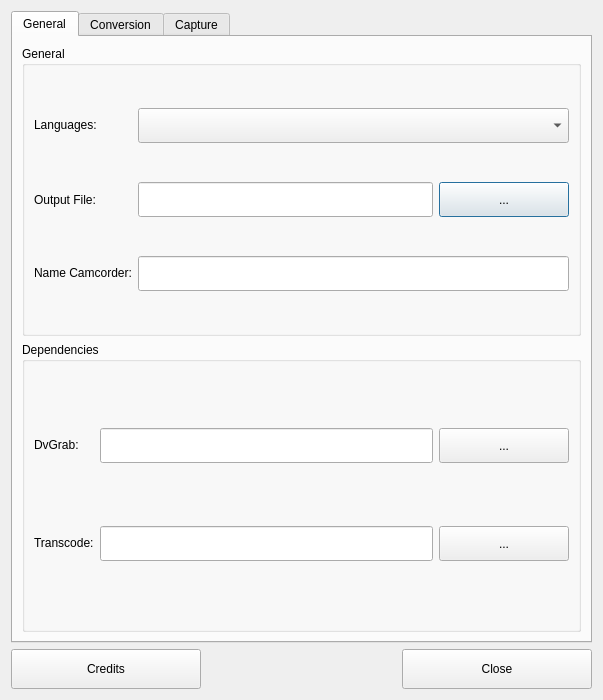
Old version of the form qdvgrab/ui/preferences.ui in the repository olielvewen/QDvGrab.
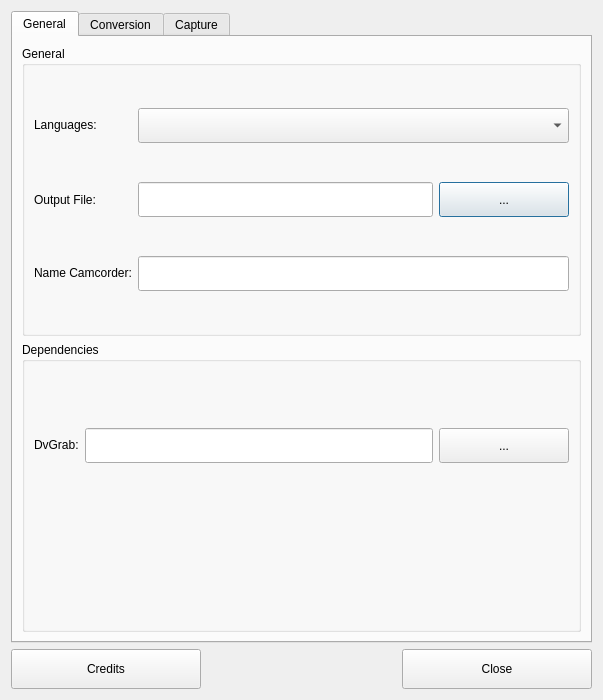
New version of the form. Icons and pictures are not drawn.

Commit message: remove the transcode code and the ui part - bug #20

The edit to the form file:
```diff
--- a/qdvgrab/ui/preferences.ui
+++ b/qdvgrab/ui/preferences.ui
@@ -145,22 +145,6 @@
             <property name="enabled">
              <bool>true</bool>
             </property>
-            <property name="text">
-             <string>&lt;html&gt;&lt;head/&gt;&lt;body&gt;&lt;p&gt;Transcode:&lt;/p&gt;&lt;/body&gt;&lt;/html&gt;</string>
-            </property>
-           </widget>
-          </item>
-          <item row="1" column="1">
-           <widget class="QLineEdit" name="lnetranscode">
-            <property name="enabled">
-             <bool>true</bool>
-            </property>
-            <property name="minimumSize">
-             <size>
-              <width>230</width>
-              <height>35</height>
-             </size>
-            </property>
            </widget>
           </item>
           <item row="1" column="2">
@@ -171,8 +155,11 @@
               <height>35</height>
              </size>
             </property>
-            <property name="text">
-             <string>...</string>
+            <property name="autoDefault">
+             <bool>false</bool>
+            </property>
+            <property name="flat">
+             <bool>true</bool>
             </property>
            </widget>
           </item>
```
The commit also changes 2 other files.
